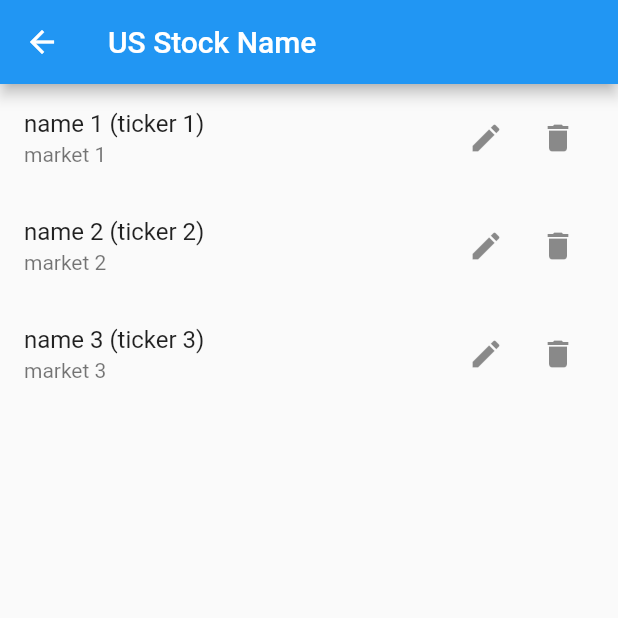
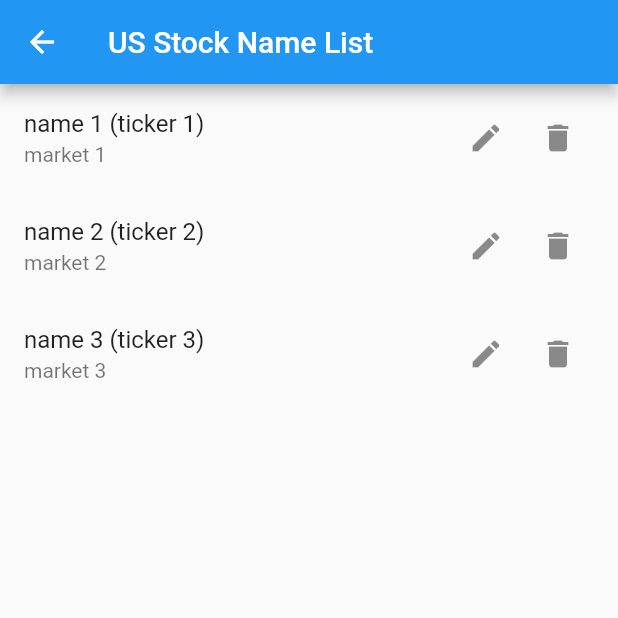
Before and after one commit to arafipro/usstockmemo, a Flutter app: the ListPage screen opened directly, on a phone screen of 412 x 824 dp, the top half of it. Run offline on Flutter 3.47's test engine with Material 2 defaults, Android fonts, the phone set to English and light mode, and no system bars.

Commit message:
ListPageを変更

```diff
--- a/lib/views/list_page.dart
+++ b/lib/views/list_page.dart
@@ -5,7 +5,7 @@ class ListPage extends StatelessWidget {
   Widget build(BuildContext context) {
     return Scaffold(
       appBar: AppBar(
-        title: Text('US Stock Name'),
+        title: Text('US Stock Name List'),
       ),
       body: Container(
         child: ListView(
```
